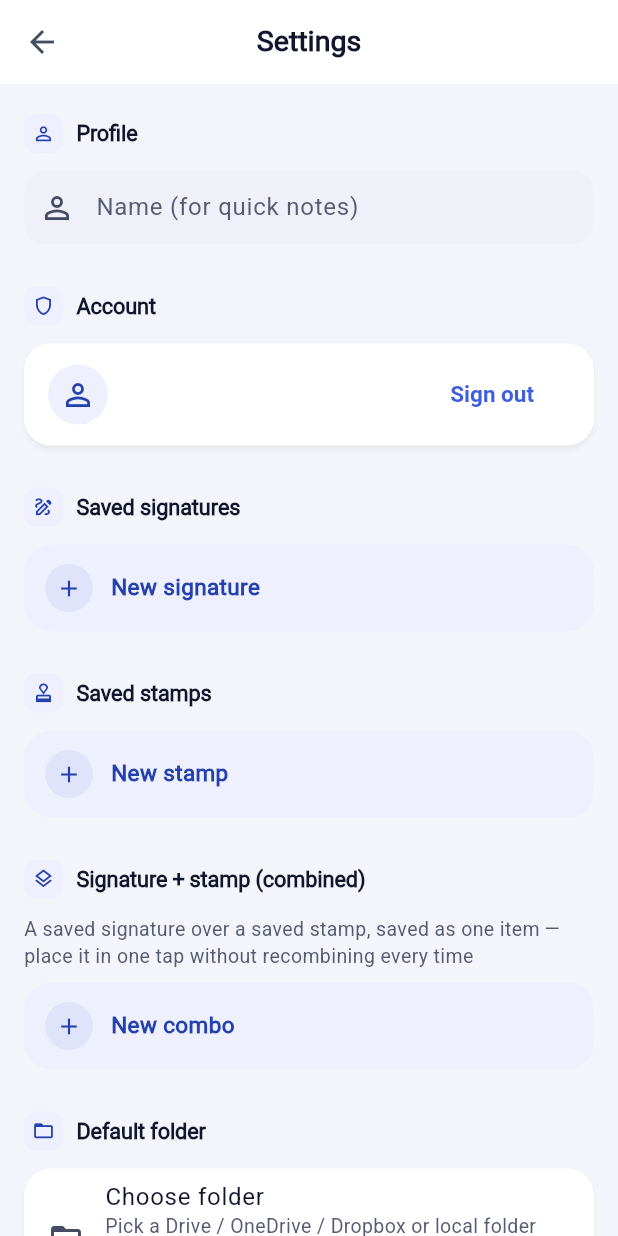
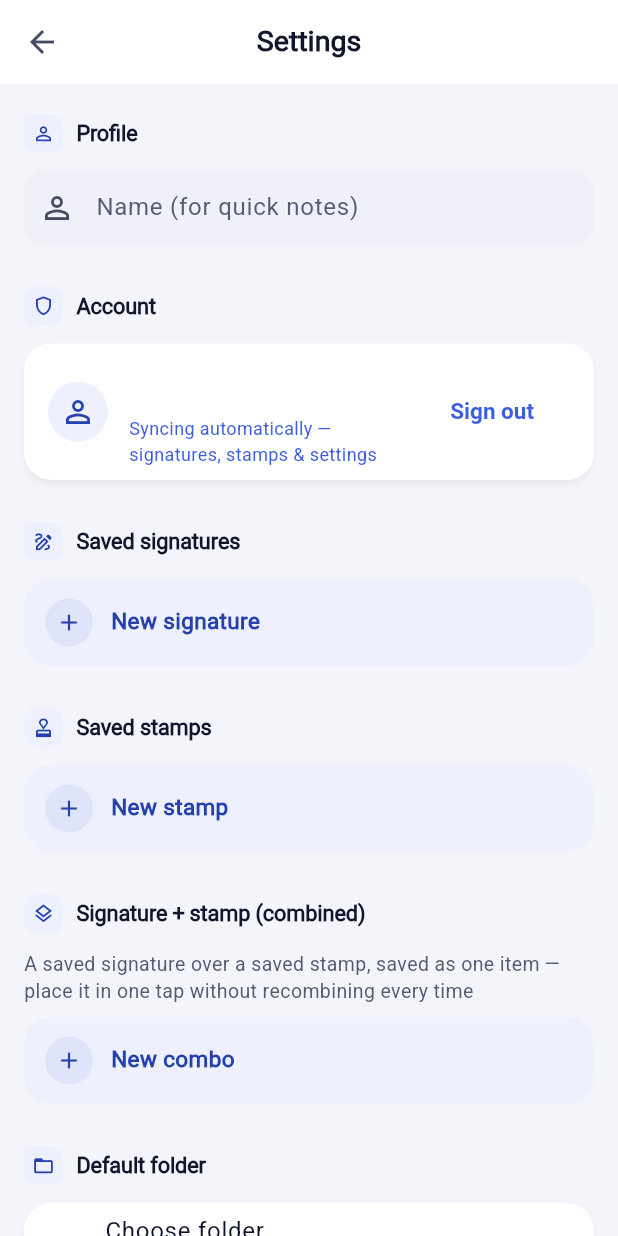
Before and after one commit to rotem-ya/quick-sign, a Flutter app: the screen it shows after launch, after a tap on the "settings" icon, on a phone screen of 412 x 824 dp. Run offline on Flutter 3.47's test engine with Material 3 defaults, Android fonts, the phone set to English and light mode, and no system bars; our stand-ins replace cloud_firestore, file_picker, firebase_auth, firebase_core, firebase_storage, google_mobile_ads and 8 more; missing offline and left inert: dart:js_interop, pdfx, receive_sharing_intent, syncfusion_flutter_pdf; accounts and stored records are empty.

Commit message:
Sync signatures, stamps, and settings automatically to a signed-in Google account
Signing in no longer just authenticates — it now mirrors the mark
library (signatures/stamps/combos, defaults, profile name) to
Firestore + Storage automatically, on sign-in and on every local
change (debounced). Signed documents themselves are explicitly
excluded, preserving the app's on-device-only privacy principle —
this covers exactly what the manual "backup to file" feature already
exports, just automatic and account-based instead of a chosen file.

Metadata goes to Firestore (users/{uid} + a marks subcollection),
images to Storage (Firestore's 1MB document limit doesn't fit many
base64 images). On first sign-in on a new device with an existing
cloud backup, marks missing locally are restored using their original
ids (so re-syncing stays idempotent); a name/default already set
locally is never overwritten by cloud data.

Every Firestore/Storage call is wrapped defensively — matching the
rest of the Firebase integration, a failure (offline, rules not
deployed, Firestore/Storage not yet enabled in the console) never
surfaces to the user or blocks anything.

Added firestore.rules/storage.rules restricting each user to their
own data, wired into firebase.json for `firebase deploy`. These still
need Firestore Database + Storage enabled in the Firebase console and
the rules actually deployed before sync does anything — flagged in
FEATURES.md. Live end-to-end verification wasn't possible from this
environment (no network access to Firebase's CDN, same limitation
already hit verifying sign-in itself).

Co-Authored-By: Claude Sonnet 5 <noreply@anthropic.com>
Claude-Session: https://claude.ai/code/session_01DJxuW2CZgKB7M2Hcgi2VTk

```diff
--- a/lib/l10n/strings.dart
+++ b/lib/l10n/strings.dart
@@ -124,6 +124,7 @@ class S {
       'signInComingSoonTitle': 'עדיין לא זמין',
       'signInComingSoonBody':
           'התחברות אמיתית עם Google דורשת מפתח הגדרה (OAuth Client ID) שרק בעל האפליקציה יכול ליצור ב-Google Cloud Console — תהליך חד-פעמי של כמה דקות, בחינם.\n\nבינתיים, "גיבוי מהיר לתיקיית ברירת מחדל" למטה עושה כמעט אותו דבר — שומר את כל החתימות וההגדרות ישירות ל-Drive/OneDrive שלכם, בלי שום חשבון.',
+      'cloudSyncActive': 'מסונכרן אוטומטית — חתימות, חותמות והגדרות',
       'savedItems': 'חתימה וחותמת',
       'replace': 'החלפה',
       'delete': 'מחיקה',
@@ -306,6 +307,8 @@ class S {
       'signInComingSoonTitle': 'Not available yet',
       'signInComingSoonBody':
           'Real Google sign-in needs a setup key (OAuth Client ID) that only the app\'s owner can create in Google Cloud Console — a one-time, few-minute, free process.\n\nMeanwhile, "Quick backup to default folder" below does almost the same thing — saves every signature and setting straight to your Drive/OneDrive, no account needed.',
+      'cloudSyncActive':
+          'Syncing automatically — signatures, stamps & settings',
       'savedItems': 'Signature & stamp',
       'replace': 'Replace',
       'delete': 'Delete',
--- a/lib/main.dart
+++ b/lib/main.dart
@@ -8,6 +8,7 @@ import 'package:google_mobile_ads/google_mobile_ads.dart';
 import 'app.dart';
 import 'firebase_options.dart';
 import 'services/auth_service.dart';
+import 'services/cloud_sync_service.dart';
 import 'widgets/ad_banner.dart';
 
 void main() {
@@ -27,13 +28,16 @@ void main() {
   if (options.projectId != 'placeholder') {
     unawaited(
       Firebase.initializeApp(options: options)
-          .then((app) => AuthService.instance.markAvailable(FirebaseAuth.instance))
+          .then((app) {
+            AuthService.instance.markAvailable(FirebaseAuth.instance);
+            CloudSyncService.instance.start();
+          })
           .catchError((Object e) {
-        // Always logged (not just kDebugMode) — this failing silently with
-        // zero trace is exactly what made a real init failure look
-        // indistinguishable from "never tried" during rollout debugging.
-        debugPrint('Firebase not configured yet: $e');
-      }),
+            // Always logged (not just kDebugMode) — this failing silently with
+            // zero trace is exactly what made a real init failure look
+            // indistinguishable from "never tried" during rollout debugging.
+            debugPrint('Firebase not configured yet: $e');
+          }),
     );
   }
   runApp(const QuickSignApp());
--- a/lib/screens/settings_screen.dart
+++ b/lib/screens/settings_screen.dart
@@ -148,13 +148,11 @@ class _SettingsScreenState extends State<SettingsScreen> {
 
   bool get _appleSignInSupported => !kIsWeb && Platform.isIOS;
 
-  Future<void> _signInWithGoogle() => _runAuthAction(
-    AuthService.instance.signInWithGoogle,
-  );
+  Future<void> _signInWithGoogle() =>
+      _runAuthAction(AuthService.instance.signInWithGoogle);
 
-  Future<void> _signInWithApple() => _runAuthAction(
-    AuthService.instance.signInWithApple,
-  );
+  Future<void> _signInWithApple() =>
+      _runAuthAction(AuthService.instance.signInWithApple);
 
   Future<void> _runAuthAction(Future<void> Function() action) async {
     if (_authBusy) return;
@@ -436,7 +434,17 @@ class _SettingsScreenState extends State<SettingsScreen> {
                 : null,
           ),
           title: Text(user.displayName ?? user.email ?? s['account']),
-          subtitle: user.email != null ? Text(user.email!) : null,
+          subtitle: Column(
+            mainAxisSize: MainAxisSize.min,
+            crossAxisAlignment: CrossAxisAlignment.start,
+            children: [
+              if (user.email != null) Text(user.email!),
+              Text(
+                s['cloudSyncActive'],
+                style: TextStyle(fontSize: 12, color: scheme.primary),
+              ),
+            ],
+          ),
           trailing: _authBusy
               ? const SizedBox(
                   width: 20,
@@ -572,7 +580,10 @@ class _SettingsScreenState extends State<SettingsScreen> {
                 _AddMarkTile(label: s['addCombo'], onTap: _addCombo),
                 if (DefaultFolderService.isSupported) ...[
                   const SizedBox(height: 24),
-                  _SectionTitle(s['defaultFolder'], icon: Icons.folder_open_outlined),
+                  _SectionTitle(
+                    s['defaultFolder'],
+                    icon: Icons.folder_open_outlined,
+                  ),
                   Card(
                     margin: EdgeInsets.zero,
                     child: _folderName == null
@@ -804,7 +815,9 @@ class _MarkTile extends StatelessWidget {
               onPressed: onToggleDefault,
               icon: Icon(
                 isDefault ? Icons.star_rounded : Icons.star_outline_rounded,
-                color: isDefault ? DesignTokens.primary : DesignTokens.textFaint,
+                color: isDefault
+                    ? DesignTokens.primary
+                    : DesignTokens.textFaint,
               ),
             ),
             IconButton(
--- /dev/null
+++ b/lib/services/cloud_sync_service.dart
@@ -0,0 +1,185 @@
+import 'dart:async';
+
+import 'package:cloud_firestore/cloud_firestore.dart';
+import 'package:firebase_auth/firebase_auth.dart';
+import 'package:firebase_storage/firebase_storage.dart';
+import 'package:flutter/foundation.dart';
+
+import '../models/saved_mark.dart';
+import '../models/stamp_design.dart';
+import 'auth_service.dart';
+import 'marks_service.dart';
+import 'settings_service.dart';
+
+/// Mirrors the signature/stamp library + profile name to the signed-in
+/// user's Firebase account — Firestore for metadata, Storage for the mark
+/// images (Firestore's 1MB document limit doesn't fit many base64 images).
+///
+/// Never touches the documents being signed — those stay device-only, per
+/// the app's core privacy principle. Only what [SettingsService.exportBundle]
+/// already covers (the same data the manual "backup to a file" feature
+/// exports) gets mirrored, just automatically and to the account instead of
+/// a chosen file.
+///
+/// Every call is best-effort: a Firestore/Storage failure (offline, not yet
+/// enabled in the Firebase console, security rules not deployed, etc.) never
+/// surfaces to the user or blocks anything — same defensive posture the rest
+/// of the Firebase integration has had since before a real project existed.
+class CloudSyncService {
+  CloudSyncService._();
+  static final CloudSyncService instance = CloudSyncService._();
+
+  final MarksService _marksService = MarksService();
+  final SettingsService _settingsService = SettingsService();
+
+  VoidCallback? _revisionListener;
+  Timer? _debounce;
+  bool _started = false;
+
+  /// Call once, after Firebase finishes initializing. Safe to call more than
+  /// once — only the first call does anything. Runs for the app's whole
+  /// lifetime (this is a singleton), so the auth subscription is never
+  /// cancelled on purpose — there's no natural teardown point.
+  void start() {
+    if (_started) return;
+    _started = true;
+    AuthService.instance.authStateChanges.listen((user) {
+      if (user != null) unawaited(_onSignedIn(user));
+    });
+    _revisionListener = () {
+      if (AuthService.instance.currentUser == null) return;
+      // Debounced: a burst of local edits (e.g. importing a backup) pushes
+      // once, not once per mark.
+      _debounce?.cancel();
+      _debounce = Timer(const Duration(seconds: 2), () => unawaited(_push()));
+    };
+    MarksService.revision.addListener(_revisionListener!);
+  }
+
+  Future<void> _onSignedIn(User user) async {
+    try {
+      final doc = await FirebaseFirestore.instance
+          .collection('users')
+          .doc(user.uid)
+          .get();
+      // A cloud backup already exists for this account — pull what's not
+      // already on this device. Otherwise this is either a brand new
+      // account or the first device to ever sign in — push what's here.
+      if (doc.exists) {
+        await _pull(user.uid);
+      } else {
+        await _push();
+      }
+    } catch (e) {
+      if (kDebugMode) debugPrint('Cloud sync sign-in check failed: $e');
+    }
+  }
+
+  Future<void> _push() async {
+    final user = AuthService.instance.currentUser;
+    if (user == null) return;
+    try {
+      final marks = await _marksService.list();
+      final name = await _settingsService.getName();
+      final defaults = <String, String>{};
+      for (final type in MarkType.values) {
+        final id = (await _marksService.getDefault(type))?.id;
+        if (id != null) defaults[type.name] = id;
+      }
+
+      final userDoc = FirebaseFirestore.instance
+          .collection('users')
+          .doc(user.uid);
+      await userDoc.set({
+        'name': name,
+        'defaults': defaults,
+        'updatedAt': FieldValue.serverTimestamp(),
+      });
+
+      final marksCollection = userDoc.collection('marks');
+      final storage = FirebaseStorage.instance;
+      for (final mark in marks) {
+        await marksCollection.doc(mark.id).set({
+          'type': mark.type.name,
+          'name': mark.name,
+          'design': mark.design?.toJson(),
+          'updatedAt': FieldValue.serverTimestamp(),
+        });
+        await storage
+            .ref('users/${user.uid}/marks/${mark.id}.png')
+            .putData(mark.imageBytes);
+      }
+    } catch (e) {
+      if (kDebugMode) debugPrint('Cloud push failed: $e');
+    }
+  }
+
+  Future<void> _pull(String uid) async {
+    try {
+      final firestore = FirebaseFirestore.instance;
+      final userDoc = await firestore.collection('users').doc(uid).get();
+      final data = userDoc.data();
+      if (data == null) return;
+
+      // Never overwrite a name/default already set locally — cloud data
+      // only fills in gaps, it doesn't clobber what's already on this
+      // device.
+      final localName = await _settingsService.getName();
+      final cloudName = data['name'] as String?;
+      if (localName == null && cloudName != null && cloudName.isNotEmpty) {
+        await _settingsService.setName(cloudName);
+      }
+
+      final localMarks = await _marksService.list();
+      final localIds = localMarks.map((m) => m.id).toSet();
+
+      final marksSnapshot = await firestore
+          .collection('users')
+          .doc(uid)
+          .collection('marks')
+          .get();
+      final storage = FirebaseStorage.instance;
+      for (final doc in marksSnapshot.docs) {
+        if (localIds.contains(doc.id)) continue; // already on this device
+        try {
+          final markData = doc.data();
+          final type = MarkType.values.byName(markData['type'] as String);
+          final designJson = markData['design'] as Map<String, dynamic>?;
+          final imageBytes = await storage
+              .ref('users/$uid/marks/${doc.id}.png')
+              .getData();
+          if (imageBytes == null) continue;
+          await _marksService.restore(
+            SavedMark(
+              id: doc.id,
+              type: type,
+              name: markData['name'] as String? ?? '',
+              imageBytes: imageBytes,
+              design: designJson == null
+                  ? null
+                  : StampDesign.fromJson(designJson),
+            ),
+          );
+        } catch (e) {
+          // One malformed cloud mark shouldn't stop the rest from restoring.
+          if (kDebugMode) debugPrint('Skipping cloud mark ${doc.id}: $e');
+        }
+      }
+
+      final cloudDefaults =
+          (data['defaults'] as Map<String, dynamic>?) ?? const {};
+      for (final entry in cloudDefaults.entries) {
+        try {
+          final type = MarkType.values.byName(entry.key);
+          if (await _marksService.getDefault(type) == null) {
+            await _marksService.setDefault(type, entry.value as String);
+          }
+        } catch (e) {
+          if (kDebugMode) debugPrint('Skipping cloud default $entry: $e');
+        }
+      }
+    } catch (e) {
+      if (kDebugMode) debugPrint('Cloud pull failed: $e');
+    }
+  }
+}
--- a/lib/services/marks_service.dart
+++ b/lib/services/marks_service.dart
@@ -1,6 +1,6 @@
 import 'dart:convert';
-import 'dart:typed_data';
 
+import 'package:flutter/foundation.dart';
 import 'package:shared_preferences/shared_preferences.dart';
 
 import '../models/saved_mark.dart';
@@ -18,6 +18,12 @@ class MarksService {
   static const _key = 'saved_marks_v1';
   static const _migratedKey = 'saved_marks_migrated_v1';
   static const _defaultKeyPrefix = 'default_mark_id_v1_';
+
+  /// Bumped after every local mutation (add/update/delete/restore/default
+  /// change) — [CloudSyncService] listens to this to know when to push a
+  /// fresh backup, without MarksService needing to know cloud sync exists.
+  static final ValueNotifier<int> revision = ValueNotifier<int>(0);
+  static void _markChanged() => revision.value++;
 
   Future<List<SavedMark>> list({MarkType? type}) async {
     await _migrateLegacyIfNeeded();
@@ -98,11 +104,13 @@ class MarksService {
   Future<void> setDefault(MarkType type, String id) async {
     final prefs = await SharedPreferences.getInstance();
     await prefs.setString('$_defaultKeyPrefix${type.name}', id);
+    _markChanged();
   }
 
   Future<void> clearDefault(MarkType type) async {
     final prefs = await SharedPreferences.getInstance();
     await prefs.remove('$_defaultKeyPrefix${type.name}');
+    _markChanged();
   }
 
   Future<List<SavedMark>> _readAll() async {
@@ -124,6 +132,7 @@ class MarksService {
       _key,
       jsonEncode(marks.map((m) => m.toJson()).toList()),
     );
+    _markChanged();
   }
 
   /// One-time upgrade from the old single-signature/single-stamp storage
--- a/lib/services/settings_service.dart
+++ b/lib/services/settings_service.dart
@@ -34,6 +34,9 @@ class SettingsService {
     } else {
       await prefs.setString(_nameKey, trimmed);
     }
+    // Reuses MarksService's revision notifier — CloudSyncService listens to
+    // just the one signal for "something personal changed, push a backup".
+    MarksService.revision.value++;
   }
 
   /// Everything personal, as a portable JSON file.
--- a/pubspec.yaml
+++ b/pubspec.yaml
@@ -59,6 +59,11 @@ dependencies:
   google_sign_in: ^6.2.2
   sign_in_with_apple: ^6.1.0
   crypto: ^3.0.0
+
+  # Cloud sync (signatures/stamps/settings only — never the signed documents
+  # themselves, that stays local-only per the app's privacy principle)
+  cloud_firestore: ^5.4.3
+  firebase_storage: ^12.3.2
 
 dependency_overrides:
   # Newer google_sign_in_ios versions moved to GoogleSignIn 8 / GoogleUtilities
```
Also changed, not shown: firebase.json, pubspec.lock, 6 other files.
